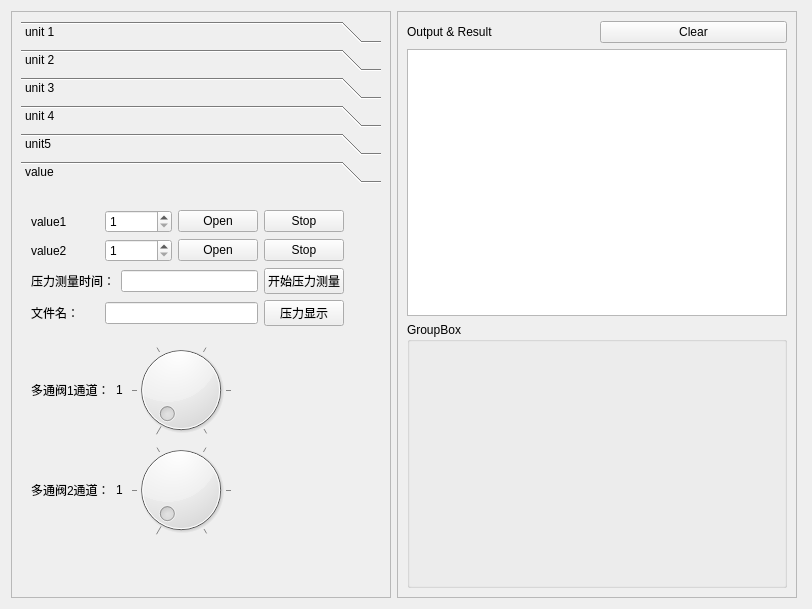
Qt form ui/Kamor_pump.ui (Lelucerma/Automation) before a commit.
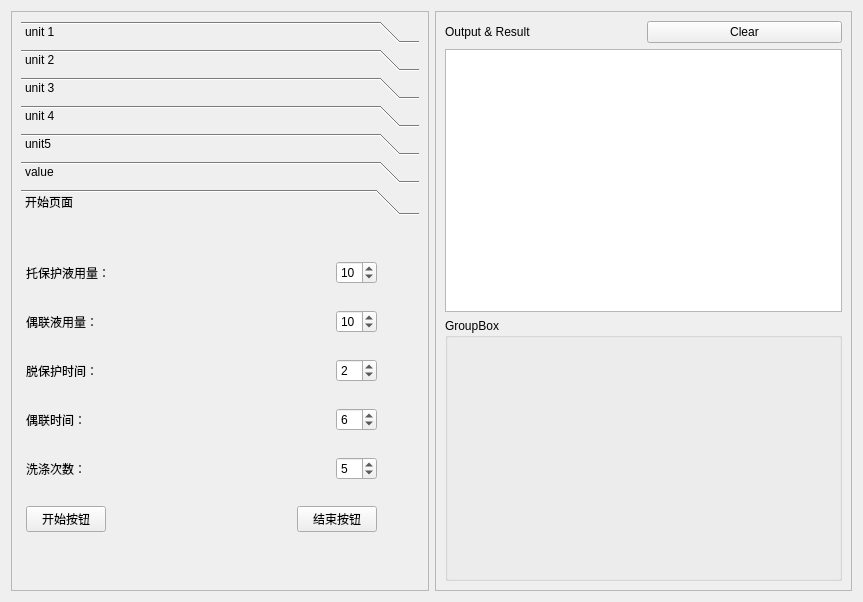
The same form after that commit.

What changed in the file:
```diff
--- a/ui/Kamor_pump.ui
+++ b/ui/Kamor_pump.ui
@@ -6,8 +6,8 @@
    <rect>
     <x>0</x>
     <y>0</y>
-    <width>812</width>
-    <height>609</height>
+    <width>863</width>
+    <height>602</height>
    </rect>
   </property>
   <property name="sizePolicy">
@@ -19,8 +19,8 @@
   <property name="windowTitle">
    <string>Kamor泵的控制</string>
   </property>
-  <layout class="QFormLayout" name="formLayout">
-   <item row="0" column="0">
+  <layout class="QVBoxLayout" name="verticalLayout_3">
+   <item>
     <layout class="QHBoxLayout" name="horizontalLayout_9">
      <item>
       <widget class="QFrame" name="frame">
@@ -39,8 +39,14 @@
        <layout class="QVBoxLayout" name="verticalLayout_7">
         <item>
          <widget class="QToolBox" name="toolBox">
+          <property name="toolTip">
+           <string>&lt;html&gt;&lt;head/&gt;&lt;body&gt;&lt;p&gt;&lt;br/&gt;&lt;/p&gt;&lt;/body&gt;&lt;/html&gt;</string>
+          </property>
+          <property name="styleSheet">
+           <string notr="true"/>
+          </property>
           <property name="currentIndex">
-           <number>5</number>
+           <number>6</number>
           </property>
           <widget class="QWidget" name="page">
            <property name="geometry">
@@ -1552,8 +1558,8 @@
             <rect>
              <x>0</x>
              <y>0</y>
-             <width>360</width>
-             <height>395</height>
+             <width>399</width>
+             <height>359</height>
             </rect>
            </property>
            <attribute name="label">
@@ -1739,7 +1745,7 @@
              </item>
             </layout>
            </widget>
-           <widget class="QWidget" name="">
+           <widget class="QWidget" name="layoutWidget">
             <property name="geometry">
              <rect>
               <x>10</x>
@@ -1779,6 +1785,220 @@
             </layout>
            </widget>
           </widget>
+          <widget class="QWidget" name="page_7">
+           <property name="geometry">
+            <rect>
+             <x>0</x>
+             <y>0</y>
+             <width>399</width>
+             <height>359</height>
+            </rect>
+           </property>
+           <attribute name="label">
+            <string>开始页面</string>
+           </attribute>
+           <widget class="QWidget" name="layoutWidget_3">
+            <property name="geometry">
+             <rect>
+              <x>5</x>
+              <y>20</y>
+              <width>351</width>
+              <height>311</height>
+             </rect>
+            </property>
+            <layout class="QVBoxLayout" name="verticalLayout_2">
+             <item>
+              <layout class="QHBoxLayout" name="horizontalLayout_6">
+               <item>
+                <widget class="QLabel" name="tepro_vol_label">
+                 <property name="text">
+                  <string>托保护液用量：</string>
+                 </property>
+                </widget>
+               </item>
+               <item>
+                <spacer name="horizontalSpacer_8">
+                 <property name="orientation">
+                  <enum>Qt::Horizontal</enum>
+                 </property>
+                 <property name="sizeHint" stdset="0">
+                  <size>
+                   <width>13</width>
+                   <height>20</height>
+                  </size>
+                 </property>
+                </spacer>
+               </item>
+               <item>
+                <widget class="QSpinBox" name="tepro_vol_spinBox">
+                 <property name="singleStep">
+                  <number>1</number>
+                 </property>
+                 <property name="value">
+                  <number>10</number>
+                 </property>
+                </widget>
+               </item>
+              </layout>
+             </item>
+             <item>
+              <layout class="QHBoxLayout" name="horizontalLayout_4">
+               <item>
+                <widget class="QLabel" name="couple_vol_label">
+                 <property name="text">
+                  <string>偶联液用量：</string>
+                 </property>
+                </widget>
+               </item>
+               <item>
+                <spacer name="horizontalSpacer_4">
+                 <property name="orientation">
+                  <enum>Qt::Horizontal</enum>
+                 </property>
+                 <property name="sizeHint" stdset="0">
+                  <size>
+                   <width>13</width>
+                   <height>20</height>
+                  </size>
+                 </property>
+                </spacer>
+               </item>
+               <item>
+                <widget class="QSpinBox" name="couple_vol_spinBox">
+                 <property name="value">
+                  <number>10</number>
+                 </property>
+                </widget>
+               </item>
+              </layout>
+             </item>
+             <item>
+              <layout class="QHBoxLayout" name="horizontalLayout_3">
+               <item>
+                <widget class="QLabel" name="tepro_time_label">
+                 <property name="text">
+                  <string>脱保护时间：</string>
+                 </property>
+                </widget>
+               </item>
+               <item>
+                <spacer name="horizontalSpacer_5">
+                 <property name="orientation">
+                  <enum>Qt::Horizontal</enum>
+                 </property>
+                 <property name="sizeHint" stdset="0">
+                  <size>
+                   <width>13</width>
+                   <height>20</height>
+                  </size>
+                 </property>
+                </spacer>
+               </item>
+               <item>
+                <widget class="QSpinBox" name="tepro_time_spinBox">
+                 <property name="value">
+                  <number>2</number>
+                 </property>
+                </widget>
+               </item>
+              </layout>
+             </item>
+             <item>
+              <layout class="QHBoxLayout" name="horizontalLayout_10">
+               <item>
+                <widget class="QLabel" name="couple_time_label">
+                 <property name="text">
+                  <string>偶联时间：</string>
+                 </property>
+                </widget>
+               </item>
+               <item>
+                <spacer name="horizontalSpacer_6">
+                 <property name="orientation">
+                  <enum>Qt::Horizontal</enum>
+                 </property>
+                 <property name="sizeHint" stdset="0">
+                  <size>
+                   <width>28</width>
+                   <height>20</height>
+                  </size>
+                 </property>
+                </spacer>
+               </item>
+               <item>
+                <widget class="QSpinBox" name="couple_time_spinBox">
+                 <property name="value">
+                  <number>6</number>
+                 </property>
+                </widget>
+               </item>
+              </layout>
+             </item>
+             <item>
+              <layout class="QHBoxLayout" name="horizontalLayout_11">
+               <item>
+                <widget class="QLabel" name="wash_label">
+                 <property name="text">
+                  <string>洗涤次数：</string>
+                 </property>
+                </widget>
+               </item>
+               <item>
+                <spacer name="horizontalSpacer">
+                 <property name="orientation">
+                  <enum>Qt::Horizontal</enum>
+                 </property>
+                 <property name="sizeHint" stdset="0">
+                  <size>
+                   <width>40</width>
+                   <height>20</height>
+                  </size>
+                 </property>
+                </spacer>
+               </item>
+               <item>
+                <widget class="QSpinBox" name="wash_frequence_spinBox">
+                 <property name="value">
+                  <number>5</number>
+                 </property>
+                </widget>
+               </item>
+              </layout>
+             </item>
+             <item>
+              <layout class="QHBoxLayout" name="horizontalLayout_13">
+               <item>
+                <widget class="QPushButton" name="start_pushButton">
+                 <property name="text">
+                  <string>开始按钮</string>
+                 </property>
+                </widget>
+               </item>
+               <item>
+                <spacer name="horizontalSpacer_2">
+                 <property name="orientation">
+                  <enum>Qt::Horizontal</enum>
+                 </property>
+                 <property name="sizeHint" stdset="0">
+                  <size>
+                   <width>40</width>
+                   <height>20</height>
+                  </size>
+                 </property>
+                </spacer>
+               </item>
+               <item>
+                <widget class="QPushButton" name="stop_pushButton">
+                 <property name="text">
+                  <string>结束按钮</string>
+                 </property>
+                </widget>
+               </item>
+              </layout>
+             </item>
+            </layout>
+           </widget>
+          </widget>
          </widget>
         </item>
        </layout>
```
Left out of the diff: 20 changed lines with no effect on the pictures.
